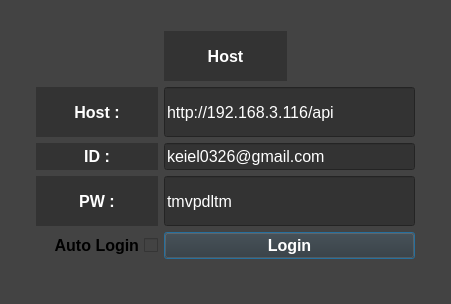
Before: the Qt Designer form python/PizzaMaya_ah/ui/UI_design/Login.ui in KKW0/pizza_api, drawn with Qt 5.
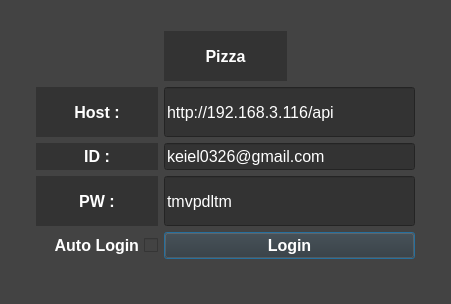
After: the same form once the commit is applied.

```diff
--- a/python/PizzaMaya_ah/ui/UI_design/Login.ui
+++ b/python/PizzaMaya_ah/ui/UI_design/Login.ui
@@ -105,7 +105,7 @@
 color: white;</string>
       </property>
       <property name="text">
-       <string>Host</string>
+       <string>Pizza</string>
       </property>
       <property name="alignment">
        <set>Qt::AlignCenter</set>
@@ -130,6 +130,9 @@
       <property name="layoutDirection">
        <enum>Qt::RightToLeft</enum>
       </property>
+      <property name="styleSheet">
+       <string notr="true">color: white;</string>
+      </property>
       <property name="text">
        <string>Auto Login</string>
       </property>
```
